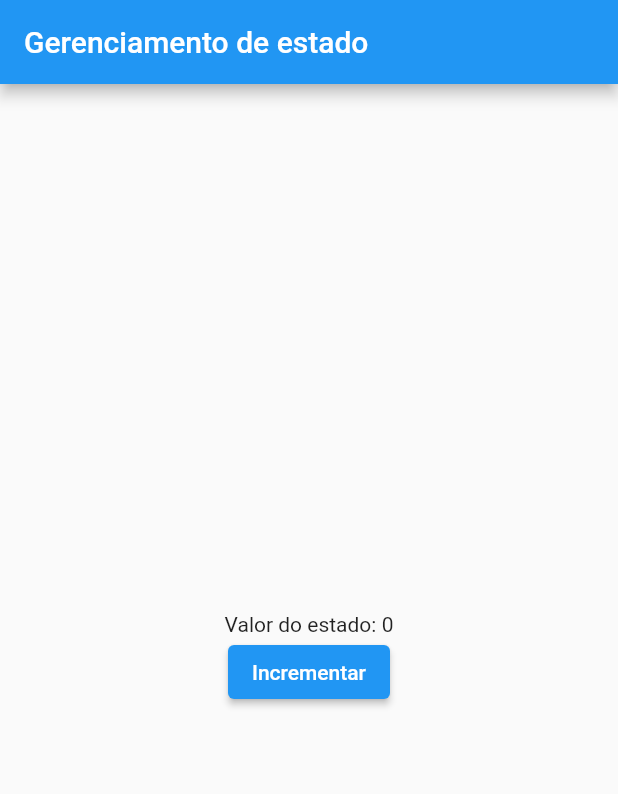
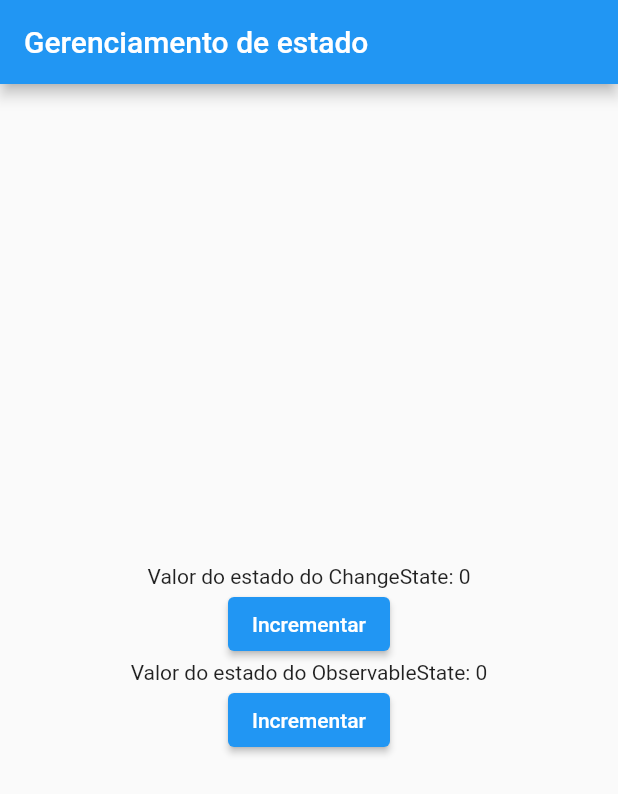
Before and after one commit to itajacy/pm_criando_gerenciamento_estado, a Flutter app: the screen it shows after launch, on a phone screen of 412 x 824 dp. Shown: the top 794 px of the screen. Run offline on Flutter 3.47's test engine with Material 3 defaults, Android fonts, the phone set to English and light mode, and no system bars.

```diff
--- /dev/null
+++ b/lib/contracts/observable_state.dart
@@ -0,0 +1,5 @@
+// ignore_for_file: public_member_api_docs, sort_constructors_first
+abstract class ObservableState<T> {
+  T state;
+  ObservableState(this.state);
+}
--- /dev/null
+++ b/lib/controllers/state_observable.dart
@@ -0,0 +1,17 @@
+import 'package:pm_criando_gerenciamento_estado/contracts/observable_state.dart';
+import 'package:pm_criando_gerenciamento_estado/controllers/change_state.dart';
+
+class StateObservable<T> extends ChangeState implements ObservableState<T> {
+   T _state;
+
+  @override
+  T get state => _state;
+
+  set state(T newState) {
+    if (newState == _state) return;
+    _state = newState;
+    notifyCallback();
+  }
+
+  StateObservable(this._state);
+}
--- a/lib/main.dart
+++ b/lib/main.dart
@@ -1,4 +1,5 @@
 import 'package:flutter/material.dart';
+import 'package:pm_criando_gerenciamento_estado/controllers/state_observable.dart';
 
 import 'classes/counter_state.dart';
 
@@ -42,10 +43,12 @@ class MyHomePage extends StatefulWidget {
 
 class _MyHomePageState extends State<MyHomePage> {
   final counterState = CounterState();
+  final observableCounter = StateObservable<int>(0);
 
   @override
   void initState() {
     counterState.addListener(callback);
+    observableCounter.addListener(callback);
     super.initState();
   }
 
@@ -57,6 +60,7 @@ class _MyHomePageState extends State<MyHomePage> {
   @override
   void dispose() {
     counterState.removeListener(callback);
+    observableCounter.removeListener(callback);
     super.dispose();
   }
 
@@ -68,11 +72,20 @@ class _MyHomePageState extends State<MyHomePage> {
         child: Column(
           mainAxisAlignment: MainAxisAlignment.center,
           children: [
-            Text('Valor do estado: ${counterState.counter}'),
+            Text('Valor do estado do ChangeState: ${counterState.counter}'),
             ElevatedButton(
               onPressed: () {
                 counterState.increment();
-
+              },
+              child: const Text("Incrementar"),
+            ),
+            Text(
+              'Valor do estado do ObservableState: ${observableCounter.state}',
+            ),
+            ElevatedButton(
+              onPressed: () {
+                counterState.increment();
+                observableCounter.state++;
               },
               child: const Text("Incrementar"),
             ),
```
